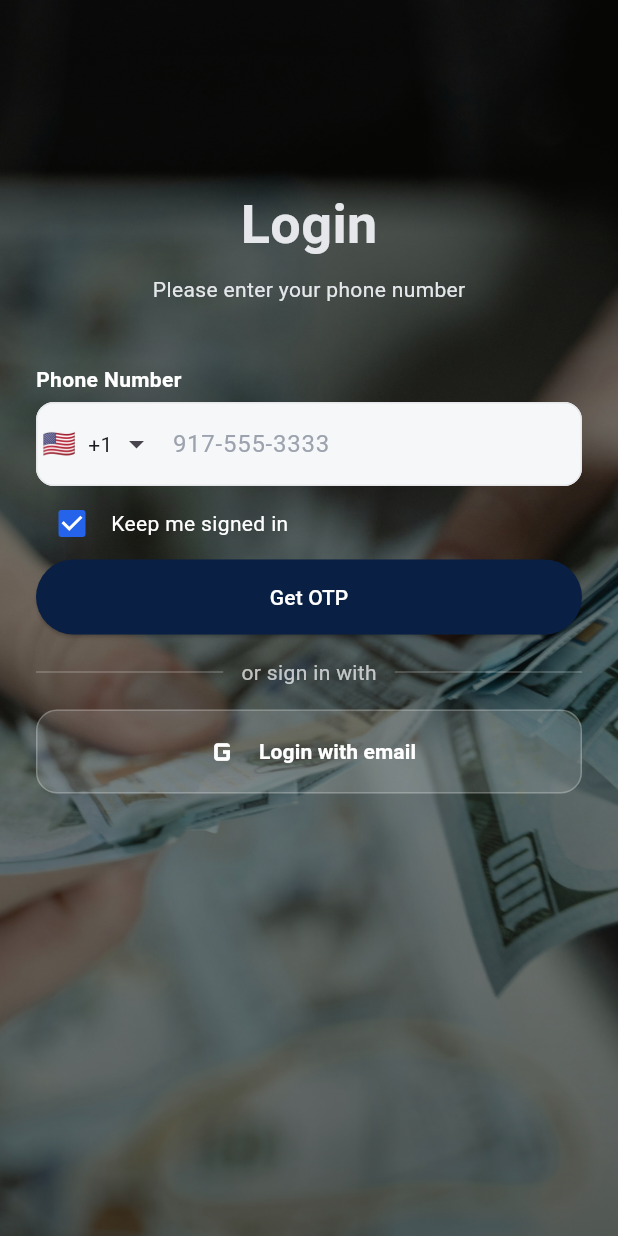
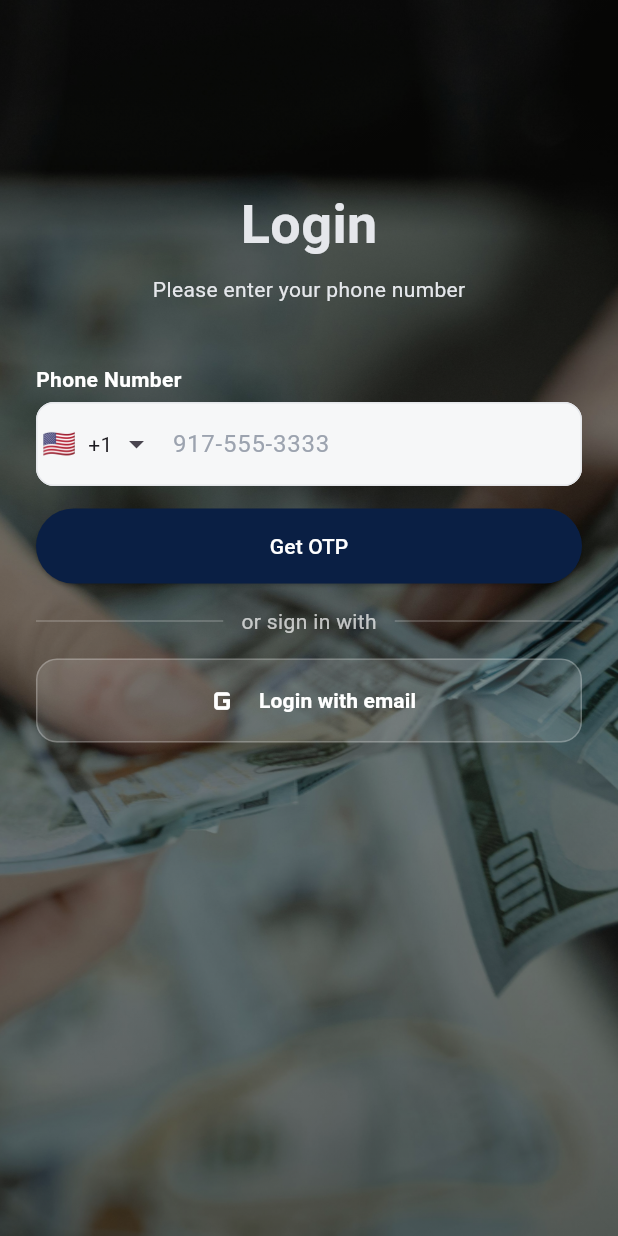
Before and after one commit to LeonL51/bagFlow, a Flutter app: the PhoneNumber screen opened directly, on a phone screen of 412 x 824 dp. Run offline on Flutter 3.47's test engine with Material 3 defaults, Android fonts, the phone set to English and light mode, and no system bars; drawn by our look-alikes of intl_phone_field.

Commit message:
Cleared up unncessary features for a few screens

```diff
--- a/lib/screens/Otp.dart
+++ b/lib/screens/Otp.dart
@@ -18,8 +18,6 @@ class _OtpState extends State<Otp> {
   );
 
   final List<FocusNode> _focusNodes = List.generate(5, (_) => FocusNode());
-
-  bool _passHidden = true;
 
   @override
   void dispose() {
--- a/lib/screens/login_screen.dart
+++ b/lib/screens/login_screen.dart
@@ -32,7 +32,6 @@ class _LoginScreenState extends State<LoginScreen> {
   bool _forgotPassword = true;
   bool _keepSignedIn = true;
 
-  // Input Formattting
   InputDecoration _fieldDecoration({
     required hintText,
     required IconData icon,
@@ -303,7 +302,6 @@ class _LoginScreenState extends State<LoginScreen> {
   Widget _keepSignedin() {
     return Row(
       children: [
-        // Review this
         Checkbox(
           value: _keepSignedIn,
           onChanged: (value) {
@@ -348,7 +346,6 @@ class _LoginScreenState extends State<LoginScreen> {
         onPressed: () {},
         style: OutlinedButton.styleFrom(
           backgroundColor: Colors.white.withOpacity(0.14),
-          // See what the side does
           side: const BorderSide(color: Colors.white24),
           padding: const EdgeInsets.symmetric(vertical: 14),
           shape: RoundedRectangleBorder(
@@ -392,7 +389,6 @@ class _LoginScreenState extends State<LoginScreen> {
     );
   }
 
-  // Review what this does
   void _submitLogin() async {
     if (!_formKey.currentState!.validate()) return;
 
--- a/lib/screens/phoneNumber.dart
+++ b/lib/screens/phoneNumber.dart
@@ -13,9 +13,6 @@ class PhoneNumber extends StatefulWidget {
 class _PhoneNumberState extends State<PhoneNumber> {
   final _formKey = GlobalKey<FormState>();
   final _phoneController = TextEditingController();
-
-  bool _isLoading = false;
-  bool _keepSignedIn = true;
 
   String _fullPhoneNumber = "";
 
@@ -95,8 +92,7 @@ class _PhoneNumberState extends State<PhoneNumber> {
                     const SizedBox(height: 5),
                     _phoneNumber(),
 
-                    const SizedBox(height: 1),
-                    _keepSignedin(),
+                    const SizedBox(height: 15),
                     _getOTP(),
 
                     const SizedBox(height: 15),
@@ -169,28 +165,6 @@ class _PhoneNumberState extends State<PhoneNumber> {
           _phoneController.clear();
         });
       },
-    );
-  }
-
-  Widget _keepSignedin() {
-    return Row(
-      children: [
-        Checkbox(
-          value: _keepSignedIn,
-          onChanged: (value) {
-            setState(() {
-              _keepSignedIn = value ?? true;
-            });
-          },
-          activeColor: const Color(0xFF2563EB),
-          checkColor: Colors.white,
-        ),
-        const SizedBox(width: 2),
-        const Text(
-          "Keep me signed in",
-          style: TextStyle(color: Colors.white, fontSize: 14),
-        ),
-      ],
     );
   }
 
@@ -272,12 +246,6 @@ class _PhoneNumberState extends State<PhoneNumber> {
   void _submitLogin() async {
     if (!_formKey.currentState!.validate()) return;
 
-    setState(() => _isLoading = true);
-
-    await Future.delayed(const Duration(seconds: 1));
-
-    setState(() => _isLoading = false);
-
     final username = _phoneController.text.trim();
 
     ScaffoldMessenger.of(
```
Also changed, not shown: lib/screens/forgotPassword.dart (+1 -10 lines), lib/screens/resetPassword.dart (+4 -4 lines), lib/screens/signUp_screen.dart (+4 -5 lines), lib/main.dart (renamed from lib/screens/main.dart), 1 other file.
